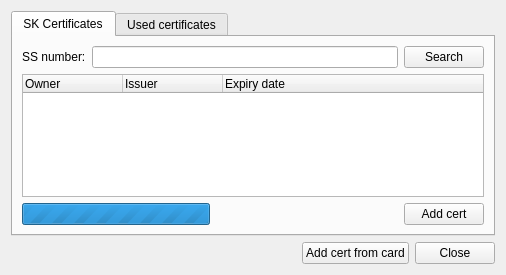
Old version of the form qdigidoccrypto/trunk/src/ui/KeyAddDialog.ui in the repository tixsys/esteid.
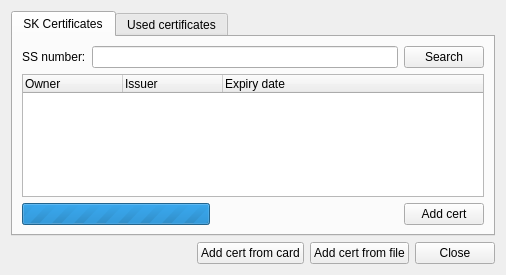
New version of the form.

Commit message: qdsigidoccrypto: implement add cert from file, fix couple strings, accept enter event on ldap search

```diff
--- a/qdigidoccrypto/trunk/src/ui/KeyAddDialog.ui
+++ b/qdigidoccrypto/trunk/src/ui/KeyAddDialog.ui
@@ -163,6 +163,13 @@
        </property>
       </widget>
      </item>
+     <item>
+      <widget class="QPushButton" name="addFile">
+       <property name="text">
+        <string>Add cert from file</string>
+       </property>
+      </widget>
+     </item>
      <item>
       <widget class="QPushButton" name="close">
        <property name="text">
```
Left out of the diff: 16 changed lines with no effect on the pictures. The commit also changes 4 other files.
